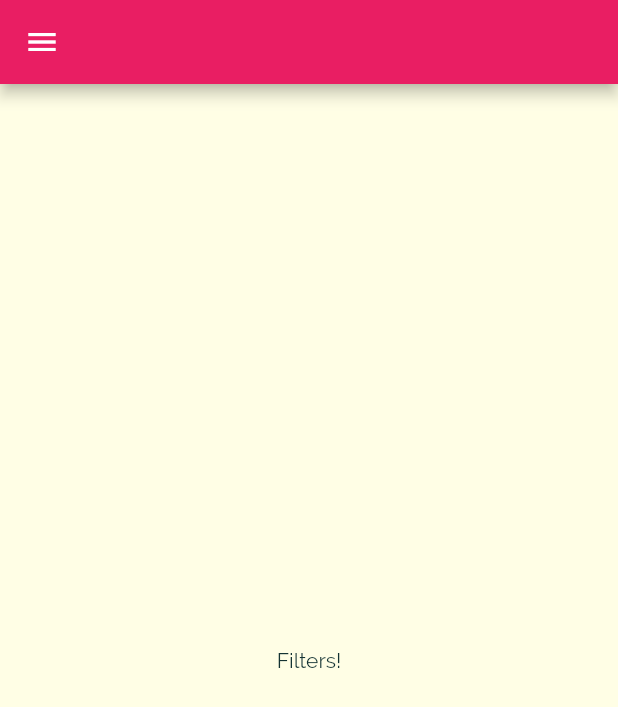
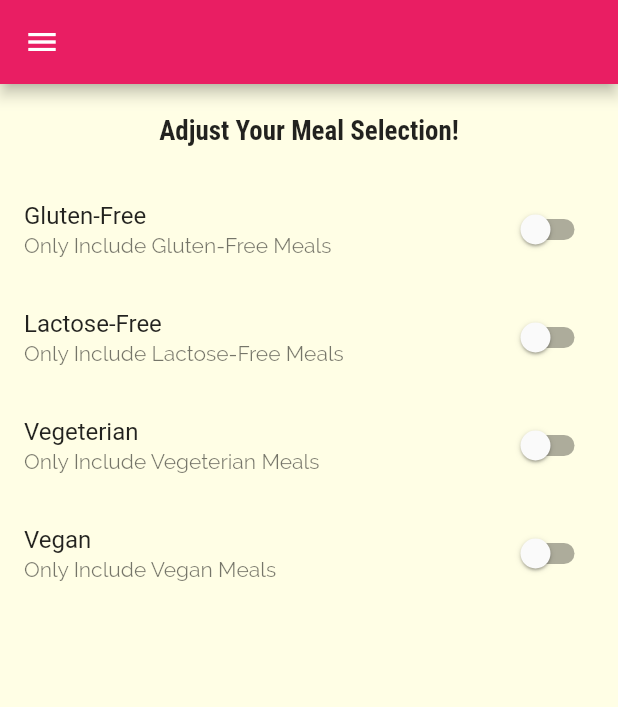
Before and after one commit to bigpel66/Flutter_Practice, a Flutter app: the FiltersScreen screen opened by its route, on a phone screen of 412 x 824 dp. Shown: the top 707 px of the screen. Run offline on Flutter 3.47's test engine with Material 2 defaults, Android fonts, the phone set to English and light mode, and no system bars.

```diff
--- a/Udemy/Learn Flutter & Dart to Build iOS & Android Apps/Section 07/flutter_meals_app/lib/screens/filters_screen.dart
+++ b/Udemy/Learn Flutter & Dart to Build iOS & Android Apps/Section 07/flutter_meals_app/lib/screens/filters_screen.dart
@@ -1,15 +1,15 @@
 import 'package:flutter/material.dart';
 import '../widgets/main_drawer.dart';
+import '../widgets/filtered_item.dart';
 
 class FiltersScreen extends StatelessWidget {
   static const routeName = '/filters';
+
   @override
   Widget build(BuildContext context) {
     return Scaffold(
       appBar: AppBar(),
-      body: Center(
-        child: Text('Filters!'),
-      ),
+      body: FilteredItem(),
       drawer: MainDrawer(),
     );
   }
--- /dev/null
+++ b/Udemy/Learn Flutter & Dart to Build iOS & Android Apps/Section 07/flutter_meals_app/lib/widgets/filtered_item.dart
@@ -0,0 +1,96 @@
+import 'package:flutter/material.dart';
+
+class FilteredItem extends StatefulWidget {
+  @override
+  _FilteredItemState createState() => _FilteredItemState();
+}
+
+class _FilteredItemState extends State<FilteredItem> {
+  bool _glutenFree = false;
+  bool _lactoseFree = false;
+  bool _vegetarian = false;
+  bool _vegan = false;
+
+  Widget _buildSwitchListTile(
+    String title,
+    String subtitle,
+    bool value,
+    Function updateHandler,
+  ) {
+    return SwitchListTile(
+      title: Text(title),
+      subtitle: Text(subtitle),
+      value: value,
+      onChanged: (_) => updateHandler(_),
+    );
+  }
+
+  @override
+  Widget build(BuildContext context) {
+    return Column(
+      children: <Widget>[
+        Container(
+          padding: const EdgeInsets.all(20),
+          child: Text(
+            'Adjust Your Meal Selection!',
+            style: Theme.of(context).textTheme.title,
+          ),
+        ),
+        Expanded(
+          child: ListView(
+            children: <Widget>[
+              _buildSwitchListTile(
+                'Gluten-Free',
+                'Only Include Gluten-Free Meals',
+                _glutenFree,
+                (newValue) {
+                  setState(
+                    () {
+                      _glutenFree = newValue;
+                    },
+                  );
+                },
+              ),
+              _buildSwitchListTile(
+                'Lactose-Free',
+                'Only Include Lactose-Free Meals',
+                _lactoseFree,
+                (newValue) {
+                  setState(
+                    () {
+                      _lactoseFree = newValue;
+                    },
+                  );
+                },
+              ),
+              _buildSwitchListTile(
+                'Vegeterian',
+                'Only Include Vegeterian Meals',
+                _vegetarian,
+                (newValue) {
+                  setState(
+                    () {
+                      _vegetarian = newValue;
+                    },
+                  );
+                },
+              ),
+              _buildSwitchListTile(
+                'Vegan',
+                'Only Include Vegan Meals',
+                _vegan,
+                (newValue) {
+                  setState(
+                    () {
+                      _vegan = newValue;
+                    },
+                  );
+                },
+              ),
+            ],
+          ),
+        ),
+      ],
+    );
+  }
+}
```
